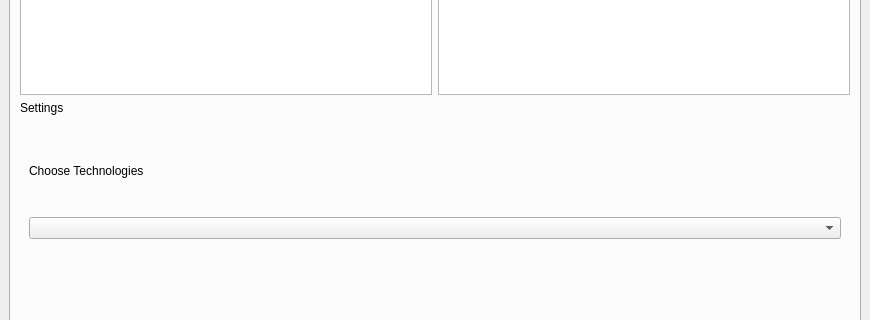
Old version of the form dnaStoralator/dnaSimulator2.ui in the repository gadihh/DNAStoralator; both pictures show x 0 to 870 and y 161 to 481 of the 870 by 985 pixel window.
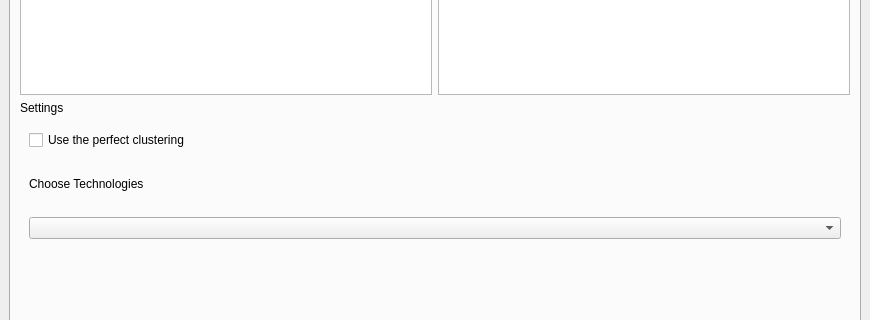
New version of the form. The open tabs and pages were chosen to show the change. Custom widgets are drawn as their Qt base class.

Commit message: usage of perfect clustering

The edit to the form file:
```diff
--- a/dnaStoralator/dnaSimulator2.ui
+++ b/dnaStoralator/dnaSimulator2.ui
@@ -1307,6 +1307,19 @@
                <layout class="QHBoxLayout" name="horizontalLayout_3">
                 <item>
                  <layout class="QVBoxLayout" name="reconstruction_settings_inner_verticalLayout_2">
+                  <item>
+                   <widget class="QCheckBox" name="use_perfect_clustering_checkBox">
+                    <property name="text">
+                     <string>Use the perfect clustering</string>
+                    </property>
+                    <property name="checkable">
+                     <bool>false</bool>
+                    </property>
+                    <property name="checked">
+                     <bool>false</bool>
+                    </property>
+                   </widget>
+                  </item>
                   <item>
                    <widget class="QLabel" name="reconstruction_chosen_technologies_label">
                     <property name="text">
```
Left out of the diff: 2 changed lines with no effect on the pictures. The commit also changes 2 other files.
